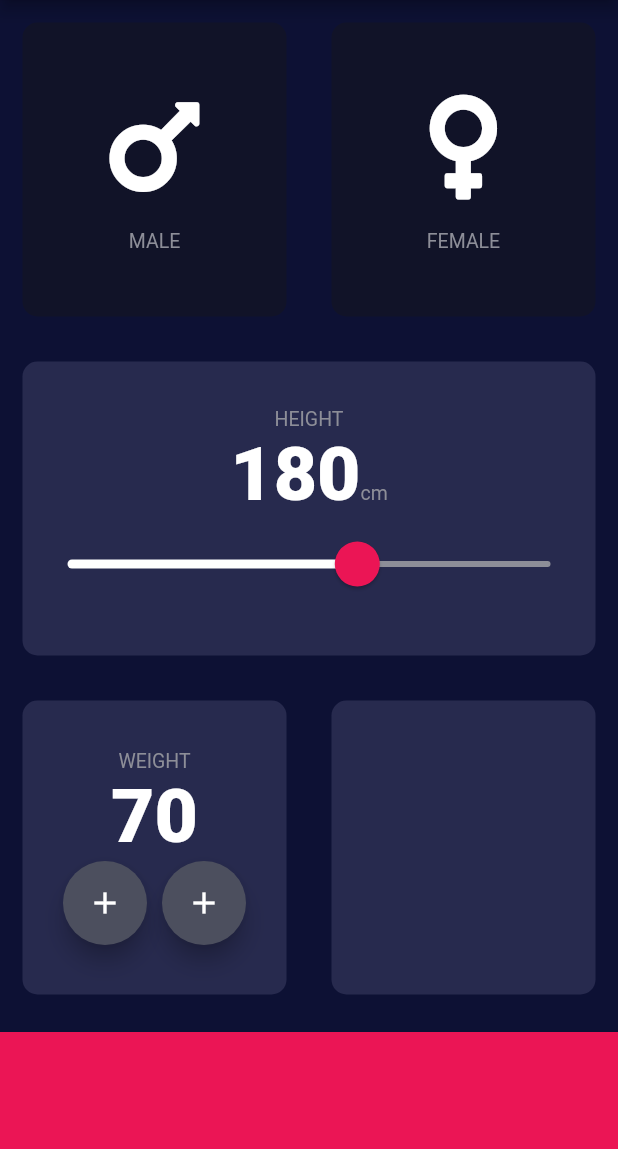
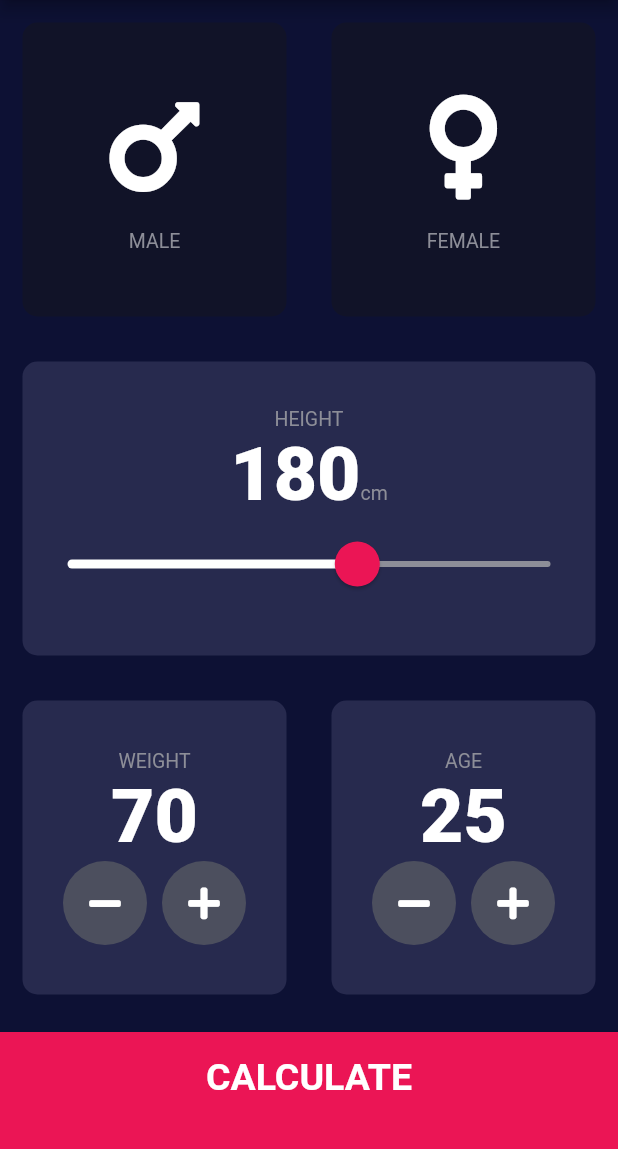
Before and after one commit to ThiagoFTelles/bmi-calculator, a Flutter app: the screen it shows after launch, on a phone screen of 412 x 824 dp, the part 84-1233 px from its top. Run offline on Flutter 3.47's test engine with Material 2 defaults, Android fonts, the phone set to English and light mode, and no system bars; our stand-ins replace font_awesome_flutter.

Commit message:
finalizado

```diff
--- /dev/null
+++ b/lib/components/bottom_button.dart
@@ -0,0 +1,30 @@
+import 'package:flutter/material.dart';
+
+import '../constants.dart';
+
+class BottomButton extends StatelessWidget {
+  BottomButton({@required this.buttonTitle, @required this.onTap});
+
+  final Function onTap;
+  final String buttonTitle;
+
+  @override
+  Widget build(BuildContext context) {
+    return GestureDetector(
+      onTap: onTap,
+      child: Container(
+        child: Center(
+          child: Text(
+            buttonTitle,
+            style: kLargeButtonTextStyle,
+          ),
+        ),
+        color: kBottomContainerColour,
+        margin: EdgeInsets.only(top: 10.0),
+        padding: EdgeInsets.only(bottom: 20.0),
+        width: double.infinity,
+        height: kBottomContainerHeight,
+      ),
+    );
+  }
+}
--- /dev/null
+++ b/lib/components/icon_content.dart
@@ -0,0 +1,29 @@
+import 'package:bmi_calculator/constants.dart';
+import 'package:flutter/material.dart';
+
+class IconContent extends StatelessWidget {
+  IconContent({this.icon, this.label});
+
+  final IconData icon;
+  final String label;
+
+  @override
+  Widget build(BuildContext context) {
+    return Column(
+      mainAxisAlignment: MainAxisAlignment.center,
+      children: <Widget>[
+        Icon(
+          icon,
+          size: 80.0,
+        ),
+        SizedBox(
+          height: 15.0,
+        ),
+        Text(
+          label,
+          style: kLabelTextStyle,
+        )
+      ],
+    );
+  }
+}
--- /dev/null
+++ b/lib/components/round_icon_button.dart
@@ -0,0 +1,25 @@
+import 'package:flutter/material.dart';
+
+class RoundIconButton extends StatelessWidget {
+  RoundIconButton({@required this.icon, @required this.onPressed});
+
+  final IconData icon;
+  final Function onPressed;
+
+  @override
+  Widget build(BuildContext context) {
+    return RawMaterialButton(
+      onPressed: () {
+        onPressed();
+      },
+      child: Icon(icon),
+      elevation: 0.0,
+      constraints: BoxConstraints.tightFor(
+        width: 56.0,
+        height: 56.0,
+      ),
+      shape: CircleBorder(),
+      fillColor: Color(0xFF4C4F5E),
+    );
+  }
+}
--- a/lib/icon_content.dart
+++ /dev/null
@@ -1,30 +0,0 @@
-import 'package:flutter/material.dart';
-
-import 'constants.dart';
-
-class IconContent extends StatelessWidget {
-  IconContent({this.icon, this.label});
-
-  final IconData icon;
-  final String label;
-
-  @override
-  Widget build(BuildContext context) {
-    return Column(
-      mainAxisAlignment: MainAxisAlignment.center,
-      children: <Widget>[
-        Icon(
-          icon,
-          size: 80.0,
-        ),
-        SizedBox(
-          height: 15.0,
-        ),
-        Text(
-          label,
-          style: kLabelTextStyle,
-        )
-      ],
-    );
-  }
-}
--- a/lib/imput_page.dart
+++ /dev/null
@@ -1,180 +0,0 @@
-import 'package:flutter/material.dart';
-import 'package:font_awesome_flutter/font_awesome_flutter.dart';
-
-import 'constants.dart';
-import 'icon_content.dart';
-import 'reusable_card.dart';
-
-enum Gender {
-  male,
-  female,
-}
-
-class InputPage extends StatefulWidget {
-  @override
-  _InputPageState createState() => _InputPageState();
-}
-
-class _InputPageState extends State<InputPage> {
-  Gender selectedGender;
-  int height = 180;
-  int weight = 70;
-
-  @override
-  Widget build(BuildContext context) {
-    return Scaffold(
-        appBar: AppBar(
-          title: Text('BMI CALCULATOR'),
-        ),
-        body: Column(
-          children: <Widget>[
-            Expanded(
-              child: Row(
-                children: <Widget>[
-                  Expanded(
-                    child: ReusableCard(
-                      onPress: () {
-                        setState(() {
-                          selectedGender = Gender.male;
-                        });
-                      },
-                      colour: selectedGender == Gender.male
-                          ? kActiveCardColour
-                          : kInactiveCardColour,
-                      cardChild: IconContent(
-                        icon: FontAwesomeIcons.mars,
-                        label: 'MALE',
-                      ),
-                    ),
-                  ),
-                  Expanded(
-                    child: ReusableCard(
-                      onPress: () {
-                        setState(() {
-                          selectedGender = Gender.female;
-                        });
-                      },
-                      colour: selectedGender == Gender.female
-                          ? kActiveCardColour
-                          : kInactiveCardColour,
-                      cardChild: IconContent(
-                        icon: FontAwesomeIcons.venus,
-                        label: 'FEMALE',
-                      ),
-                    ),
-                  ),
-                ],
-              ),
-            ),
-            Expanded(
-              child: ReusableCard(
-                colour: kActiveCardColour,
-                cardChild: Column(
-                  mainAxisAlignment: MainAxisAlignment.center,
-                  children: <Widget>[
-                    Text(
-                      'HEIGHT',
-                      style: kLabelTextStyle,
-                    ),
-                    Row(
-                      mainAxisAlignment: MainAxisAlignment.center,
-                      crossAxisAlignment: CrossAxisAlignment.baseline,
-                      textBaseline: TextBaseline.alphabetic,
-                      children: <Widget>[
-                        Text(
-                          height.toString(),
-                          style: kNumberTextStyle,
-                        ),
-                        Text(
-                          'cm',
-                          style: kLabelTextStyle,
-                        )
-                      ],
-                    ),
-                    SliderTheme(
-                      data: SliderTheme.of(context).copyWith(
-                        inactiveTrackColor: Color(0xFF8D8E98),
-                        activeTrackColor: Colors.white,
-                        thumbColor: kBottomContainerColour,
-                        overlayColor: kBottomContainerColourTransparent,
-                        thumbShape:
-                            RoundSliderThumbShape(enabledThumbRadius: 15.0),
-                        overlayShape:
-                            RoundSliderOverlayShape(overlayRadius: 30.0),
-                      ),
-                      child: Slider(
-                        value: height.toDouble(),
-                        onChanged: (double newValue) {
-                          setState(() {
-                            height = newValue.round();
-                          });
-                        },
-                        min: 120.0,
-                        max: 220.0,
-                      ),
-                    )
-                  ],
-                ),
-              ),
-            ),
-            Expanded(
-              child: Row(
-                children: <Widget>[
-                  Expanded(
-                    child: ReusableCard(
-                      cardChild: Column(
-                        mainAxisAlignment: MainAxisAlignment.center,
-                        children: <Widget>[
-                          Text(
-                            'WEIGHT',
-                            style: kLabelTextStyle,
-                          ),
-                          Text(
-                            weight.toString(),
-                            style: kNumberTextStyle,
-                          ),
-                          Row(
-                            mainAxisAlignment: MainAxisAlignment.center,
-                            children: <Widget>[
-                              FloatingActionButton(
-                                backgroundColor: Color(0xFF4C4F5E),
-                                child: Icon(
-                                  Icons.add,
-                                  color: Colors.white,
-                                ),
-                              ),
-                              SizedBox(
-                                width: 10.0,
-                              ),
-                              FloatingActionButton(
-                                backgroundColor: Color(0xFF4C4F5E),
-                                child: Icon(
-                                  Icons.add,
-                                  color: Colors.white,
-                                ),
-                              ),
-                            ],
-                          ),
-                        ],
-                      ),
-                      colour: kActiveCardColour,
-                    ),
-                  ),
-                  Expanded(
-                    child: ReusableCard(
-                      colour: kActiveCardColour,
-                    ),
-                  ),
-                ],
-              ),
-            ),
-            Container(
-              color: kBottomContainerColour,
-              margin: EdgeInsets.only(top: 10.0),
-              width: double.infinity,
-              height: kBottomContainerHeight,
-            ),
-          ],
-        ));
-  }
-}
--- a/lib/main.dart
+++ b/lib/main.dart
@@ -1,6 +1,7 @@
 import 'package:flutter/material.dart';
 
-import 'imput_page.dart';
+import 'screens/input_page.dart';
+import 'screens/results_page.dart';
 
 void main() => runApp(BMICalculator());
 
@@ -8,11 +9,15 @@ class BMICalculator extends StatelessWidget {
   @override
   Widget build(BuildContext context) {
     return MaterialApp(
+      initialRoute: '/',
+      routes: {
+        '/': (context) => InputPage(),
+        '/results': (context) => ResultsPage(),
+      },
       theme: ThemeData.dark().copyWith(
         primaryColor: Color(0XFF10163B), //cor do header bottom e outras coisas
         scaffoldBackgroundColor: Color(0XFF0D1134), //cor do background
       ),
-      home: InputPage(),
     );
   }
 }
--- /dev/null
+++ b/lib/screens/input_page.dart
@@ -0,0 +1,242 @@
+import 'package:bmi_calculator/calculator_brain.dart';
+import 'package:bmi_calculator/constants.dart';
+import 'package:bmi_calculator/screens/results_page.dart';
+import 'package:flutter/material.dart';
+import 'package:font_awesome_flutter/font_awesome_flutter.dart';
+
+import '../components/bottom_button.dart';
+import '../components/icon_content.dart';
+import '../components/reusable_card.dart';
+import '../components/round_icon_button.dart';
+
+enum Gender {
+  male,
+  female,
+}
+
+class InputPage extends StatefulWidget {
+  @override
+  _InputPageState createState() => _InputPageState();
+}
+
+class _InputPageState extends State<InputPage> {
+  Gender selectedGender;
+  int height = 180;
+  int weight = 70;
+  int age = 25;
+
+  @override
+  Widget build(BuildContext context) {
+    return Scaffold(
+        appBar: AppBar(
+          title: Text('BMI CALCULATOR'),
+        ),
+        body: Column(
+          children: <Widget>[
+            Expanded(
+              child: Row(
+                children: <Widget>[
+                  Expanded(
+                    child: ReusableCard(
+                      onPress: () {
+                        setState(() {
+                          selectedGender = Gender.male;
+                        });
+                      },
+                      colour: selectedGender == Gender.male
+                          ? kActiveCardColour
+                          : kInactiveCardColour,
+                      cardChild: IconContent(
+                        icon: FontAwesomeIcons.mars,
+                        label: 'MALE',
+                      ),
+                    ),
+                  ),
+                  Expanded(
+                    child: ReusableCard(
+                      onPress: () {
+                        setState(() {
+                          selectedGender = Gender.female;
+                        });
+                      },
+                      colour: selectedGender == Gender.female
+                          ? kActiveCardColour
+                          : kInactiveCardColour,
+                      cardChild: IconContent(
+                        icon: FontAwesomeIcons.venus,
+                        label: 'FEMALE',
+                      ),
+                    ),
+                  ),
+                ],
+              ),
+            ),
+            Expanded(
+              child: ReusableCard(
+                colour: kActiveCardColour,
+                cardChild: Column(
+                  mainAxisAlignment: MainAxisAlignment.center,
+                  children: <Widget>[
+                    Text(
+                      'HEIGHT',
+                      style: kLabelTextStyle,
+                    ),
+                    Row(
+                      mainAxisAlignment: MainAxisAlignment.center,
+                      crossAxisAlignment: CrossAxisAlignment.baseline,
+                      textBaseline: TextBaseline.alphabetic,
+                      children: <Widget>[
+                        Text(
+                          height.toString(),
+                          style: kNumberTextStyle,
+                        ),
+                        Text(
+                          'cm',
+                          style: kLabelTextStyle,
+                        )
+                      ],
+                    ),
+                    SliderTheme(
+                      data: SliderTheme.of(context).copyWith(
+                        inactiveTrackColor: Color(0xFF8D8E98),
+                        activeTrackColor: Colors.white,
+                        thumbColor: kBottomContainerColour,
+                        overlayColor: kBottomContainerColourTransparent,
+                        thumbShape:
+                            RoundSliderThumbShape(enabledThumbRadius: 15.0),
+                        overlayShape:
+                            RoundSliderOverlayShape(overlayRadius: 30.0),
+                      ),
+                      child: Slider(
+                        value: height.toDouble(),
+                        onChanged: (double newValue) {
+                          setState(() {
+                            height = newValue.round();
+                          });
+                        },
+                        min: 120.0,
+                        max: 220.0,
+                      ),
+                    )
+                  ],
+                ),
+              ),
+            ),
+            Expanded(
+              child: Row(
+                children: <Widget>[
+                  Expanded(
+                    child: ReusableCard(
+                      cardChild: Column(
+                        mainAxisAlignment: MainAxisAlignment.center,
+                        children: <Widget>[
+                          Text(
+                            'WEIGHT',
+                            style: kLabelTextStyle,
+                          ),
+                          Text(
+                            weight.toString(),
+                            style: kNumberTextStyle,
+                          ),
+                          Row(
+                            mainAxisAlignment: MainAxisAlignment.center,
+                            children: <Widget>[
+                              RoundIconButton(
+                                icon: FontAwesomeIcons.minus,
+                                onPressed: () {
+                                  setState(() {
+                                    if (weight > 0) {
+                                      weight--;
+                                    }
+                                  });
+                                },
+                              ),
+                              SizedBox(
+                                width: 10.0,
+                              ),
+                              RoundIconButton(
+                                icon: FontAwesomeIcons.plus,
+                                onPressed: () {
+                                  setState(() {
+                                    weight++;
+                                  });
+                                },
+                              ),
+                            ],
+                          ),
+                        ],
+                      ),
+                      colour: kActiveCardColour,
+                    ),
+                  ),
+                  Expanded(
+                    child: ReusableCard(
+                      colour: kActiveCardColour,
+                      cardChild: Column(
+                        mainAxisAlignment: MainAxisAlignment.center,
+                        children: <Widget>[
+                          Text(
+                            'AGE',
+                            style: kLabelTextStyle,
+                          ),
+                          Text(
+                            age.toString(),
+                            style: kNumberTextStyle,
+                          ),
+                          Row(
+                            mainAxisAlignment: MainAxisAlignment.center,
+                            children: <Widget>[
+                              RoundIconButton(
+                                icon: FontAwesomeIcons.minus,
+                                onPressed: () {
+                                  setState(() {
+                                    if (age > 0) {
+                                      age--;
+                                    }
+                                  });
+                                },
+                              ),
+                              SizedBox(
+                                width: 10.0,
+                              ),
+                              RoundIconButton(
+                                icon: FontAwesomeIcons.plus,
+                                onPressed: () {
+                                  setState(() {
+                                    age++;
+                                  });
+                                },
+                              ),
+                            ],
+                          ),
+                        ],
+                      ),
+                    ),
+                  ),
+                ],
+              ),
+            ),
+            BottomButton(
+              onTap: () {
+                CalculatorBrain calc = CalculatorBrain(
+                  height: height,
+                  weight: weight,
+                );
+
+                Navigator.push(
+                  context,
+                  MaterialPageRoute(
+                    builder: (context) => ResultsPage(
+                      bmiResult: calc.calculateBMI(),
+                      interpretation: calc.getInterpretation(),
+                      resultText: calc.getResult(),
+                    ),
+                  ),
+                );
+              },
+              buttonTitle: 'CALCULATE',
+            ),
+          ],
+        ));
+  }
+}
```
Also changed, not shown: lib/calculator_brain.dart (added, +35 -0 lines), lib/constants.dart (+25 -0 lines), lib/screens/results_page.dart (added, +72 -0 lines), lib/components/reusable_card.dart (renamed from lib/reusable_card.dart), 4 other files.
